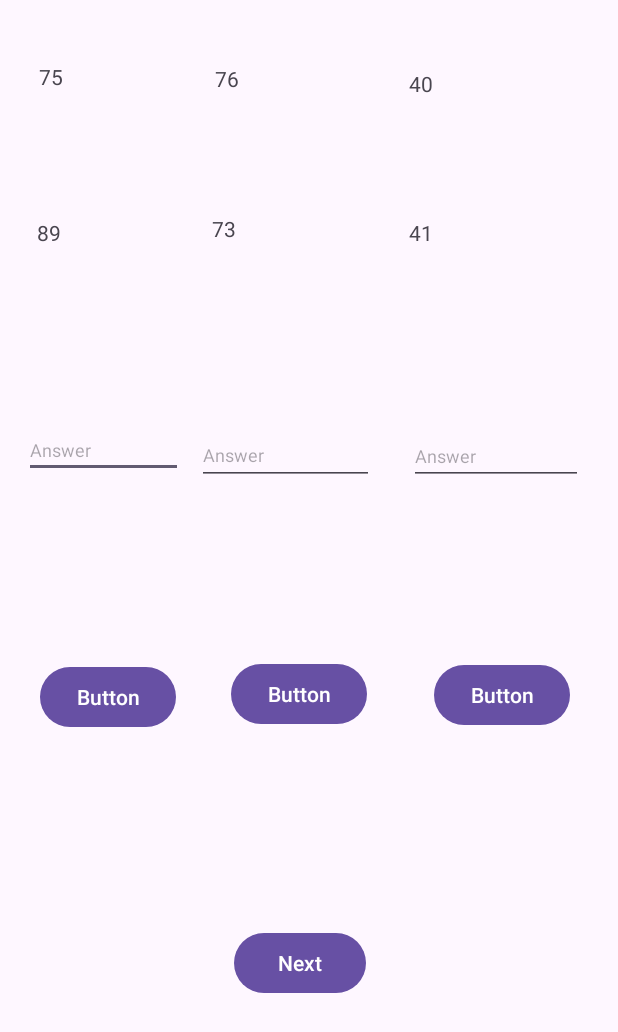
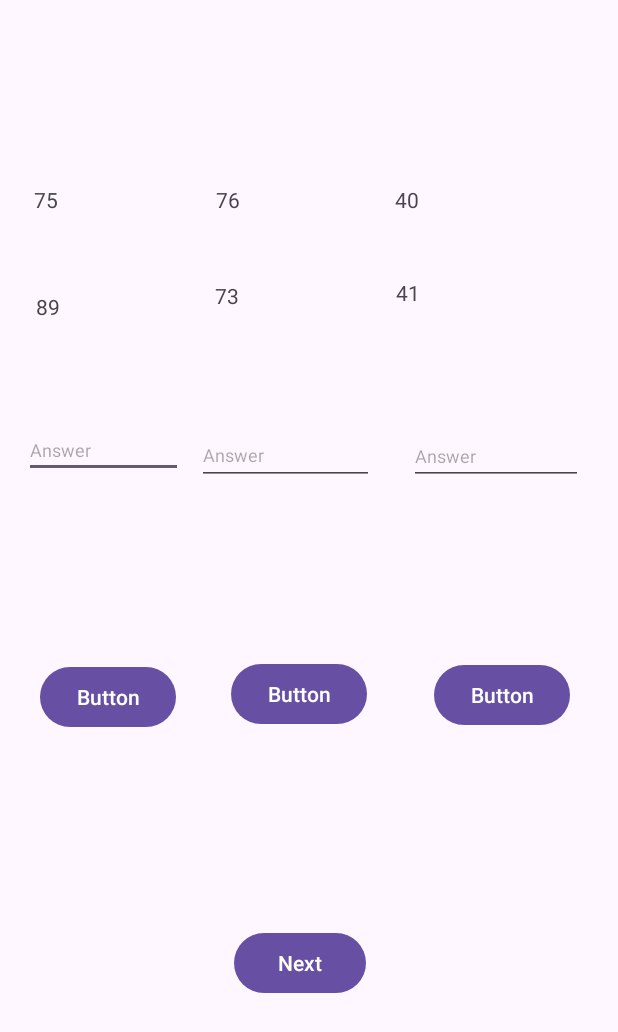
Before and after one commit to Shon40501/ShonAronovNumberGame, an Android app: the screen it shows after launch (MainActivity), on a phone screen of 412 x 824 dp. Shown: the top 1032 px of the screen. Run offline under Robolectric (Android 15) with nearby library versions, the phone set to English and light mode, and no system bars.

Commit message:
finished project #2

```diff
--- a/app/src/main/java/com/example/matanandhaitham/MainActivity.java
+++ b/app/src/main/java/com/example/matanandhaitham/MainActivity.java
@@ -22,6 +22,9 @@ public class MainActivity extends AppCompatActivity {
     private TextView tv4;
     private TextView tv5;
     private TextView tv6;
+    private TextView Answer1;
+    private TextView Answer2;
+    private TextView Answer3;
     private ImageView c1;
     private ImageView c2;
     private ImageView c3;
@@ -52,6 +55,9 @@ public class MainActivity extends AppCompatActivity {
         tv4 = findViewById(R.id.tv4);
         tv5 = findViewById(R.id.tv5);
         tv6 = findViewById(R.id.tv6);
+        Answer1 = findViewById(R.id.Answer1);
+        Answer2 = findViewById(R.id.Answer2);
+        Answer3 = findViewById(R.id.Answer3);
         c1 = findViewById(R.id.correct1);
         c2 = findViewById(R.id.Correct2);
         c3 = findViewById(R.id.Correct3);
@@ -116,10 +122,14 @@ public class MainActivity extends AppCompatActivity {
             c3.setVisibility(View.INVISIBLE);
             Wrong3.setVisibility(View.VISIBLE);
         }
+        score = (correct/3)*100;
+        Toast.makeText(MainActivity.this, (int)correct+"/3, " +(correct/3)*100 + "%", Toast.LENGTH_SHORT).show();
     }
 
     public void Next(View view) {
-        score = (correct/3)*100;
+        Answer1.setText("Answer: " + (ranint1+ranint4));
+        Answer2.setText("Answer: " + (ranint2 + ranint5));
+        Answer3.setText("Answer: " + (ranint3 + ranint6));
         Wrong1.setVisibility(View.INVISIBLE);
         Wrong2.setVisibility(View.INVISIBLE);
         Wrong3.setVisibility(View.INVISIBLE);
@@ -138,12 +148,10 @@ public class MainActivity extends AppCompatActivity {
         tv4.setText("" + ranint4);
         tv5.setText("" + ranint5);
         tv6.setText("" + ranint6);
-        Toast.makeText(MainActivity.this, (int)correct+"/3, " +(correct/3)*100 + "%", Toast.LENGTH_SHORT).show();
         score=0;
         correct=0;
         input1.setText(null);
         input2.setText(null);
         input3.setText(null);
-        //
     }
 }
--- a/app/src/main/res/layout/activity_main.xml
+++ b/app/src/main/res/layout/activity_main.xml
@@ -36,9 +36,9 @@
 
     <ImageView
         android:id="@+id/Correct2"
-        android:visibility="invisible"
         android:layout_width="115dp"
         android:layout_height="69dp"
+        android:visibility="invisible"
         app:layout_constraintBottom_toBottomOf="parent"
         app:layout_constraintEnd_toEndOf="parent"
         app:layout_constraintStart_toStartOf="parent"
@@ -48,9 +48,9 @@
 
     <ImageView
         android:id="@+id/Correct3"
-        android:visibility="invisible"
         android:layout_width="108dp"
         android:layout_height="70dp"
+        android:visibility="invisible"
         app:layout_constraintBottom_toBottomOf="parent"
         app:layout_constraintEnd_toEndOf="parent"
         app:layout_constraintHorizontal_bias="0.924"
@@ -104,9 +104,9 @@
 
     <ImageView
         android:id="@+id/Wrong2"
-        android:visibility="invisible"
         android:layout_width="102dp"
         android:layout_height="72dp"
+        android:visibility="invisible"
         app:layout_constraintBottom_toBottomOf="parent"
         app:layout_constraintEnd_toEndOf="parent"
         app:layout_constraintHorizontal_bias="0.478"
@@ -117,9 +117,9 @@
 
     <ImageView
         android:id="@+id/Wrong3"
-        android:visibility="invisible"
         android:layout_width="102dp"
         android:layout_height="72dp"
+        android:visibility="invisible"
         app:layout_constraintBottom_toBottomOf="parent"
         app:layout_constraintEnd_toEndOf="parent"
         app:layout_constraintHorizontal_bias="0.919"
@@ -142,10 +142,10 @@
 
     <Button
         android:id="@+id/button2"
-        android:onClick="b2"
         android:layout_width="wrap_content"
         android:layout_height="wrap_content"
         android:layout_marginTop="28dp"
+        android:onClick="b2"
         android:text="Button"
         app:layout_constraintEnd_toEndOf="@+id/Correct2"
         app:layout_constraintHorizontal_bias="0.208"
@@ -154,10 +154,10 @@
 
     <Button
         android:id="@+id/button3"
-        android:onClick="b3"
         android:layout_width="wrap_content"
         android:layout_height="wrap_content"
         android:layout_marginTop="32dp"
+        android:onClick="b3"
         android:text="Button"
         app:layout_constraintEnd_toEndOf="@+id/Correct3"
         app:layout_constraintStart_toStartOf="@+id/Correct3"
@@ -165,75 +165,75 @@
 
     <TextView
         android:id="@+id/tv1"
-        android:layout_width="83dp"
-        android:layout_height="69dp"
+        android:layout_width="95dp"
+        android:layout_height="41dp"
         android:text="TextView"
         app:layout_constraintBottom_toBottomOf="parent"
         app:layout_constraintEnd_toEndOf="parent"
-        app:layout_constraintHorizontal_bias="0.079"
+        app:layout_constraintHorizontal_bias="0.072"
         app:layout_constraintStart_toStartOf="parent"
         app:layout_constraintTop_toTopOf="parent"
-        app:layout_constraintVertical_bias="0.055" />
+        app:layout_constraintVertical_bias="0.158" />
 
     <TextView
         android:id="@+id/tv2"
-        android:layout_width="95dp"
-        android:layout_height="72dp"
+        android:layout_width="93dp"
+        android:layout_height="44dp"
         android:text="TextView"
         app:layout_constraintBottom_toBottomOf="parent"
         app:layout_constraintEnd_toEndOf="parent"
-        app:layout_constraintHorizontal_bias="0.453"
+        app:layout_constraintHorizontal_bias="0.452"
         app:layout_constraintStart_toStartOf="parent"
         app:layout_constraintTop_toTopOf="parent"
-        app:layout_constraintVertical_bias="0.057" />
+        app:layout_constraintVertical_bias="0.158" />
 
     <TextView
         android:id="@+id/tv3"
-        android:layout_width="94dp"
-        android:layout_height="69dp"
+        android:layout_width="85dp"
+        android:layout_height="37dp"
         android:text="TextView"
         app:layout_constraintBottom_toBottomOf="parent"
         app:layout_constraintEnd_toEndOf="parent"
-        app:layout_constraintHorizontal_bias="0.858"
+        app:layout_constraintHorizontal_bias="0.806"
         app:layout_constraintStart_toStartOf="parent"
         app:layout_constraintTop_toTopOf="parent"
-        app:layout_constraintVertical_bias="0.061" />
+        app:layout_constraintVertical_bias="0.157" />
 
     <TextView
         android:id="@+id/tv4"
-        android:layout_width="88dp"
-        android:layout_height="71dp"
+        android:layout_width="98dp"
+        android:layout_height="40dp"
         android:text="TextView"
         app:layout_constraintBottom_toBottomOf="parent"
         app:layout_constraintEnd_toEndOf="parent"
-        app:layout_constraintHorizontal_bias="0.077"
+        app:layout_constraintHorizontal_bias="0.076"
         app:layout_constraintStart_toStartOf="parent"
         app:layout_constraintTop_toTopOf="parent"
-        app:layout_constraintVertical_bias="0.193" />
+        app:layout_constraintVertical_bias="0.248" />
 
     <TextView
         android:id="@+id/tv5"
-        android:layout_width="95dp"
-        android:layout_height="75dp"
+        android:layout_width="94dp"
+        android:layout_height="45dp"
         android:text="TextView"
         app:layout_constraintBottom_toBottomOf="parent"
         app:layout_constraintEnd_toEndOf="parent"
-        app:layout_constraintHorizontal_bias="0.447"
+        app:layout_constraintHorizontal_bias="0.451"
         app:layout_constraintStart_toStartOf="parent"
         app:layout_constraintTop_toTopOf="parent"
-        app:layout_constraintVertical_bias="0.191" />
+        app:layout_constraintVertical_bias="0.241" />
 
     <TextView
         android:id="@+id/tv6"
-        android:layout_width="95dp"
-        android:layout_height="74dp"
+        android:layout_width="90dp"
+        android:layout_height="47dp"
         android:text="TextView"
         app:layout_constraintBottom_toBottomOf="parent"
         app:layout_constraintEnd_toEndOf="parent"
-        app:layout_constraintHorizontal_bias="0.86"
+        app:layout_constraintHorizontal_bias="0.819"
         app:layout_constraintStart_toStartOf="parent"
         app:layout_constraintTop_toTopOf="parent"
-        app:layout_constraintVertical_bias="0.194" />
+        app:layout_constraintVertical_bias="0.239" />
 
     <Button
         android:id="@+id/ButtonNext"
@@ -248,4 +248,37 @@
         app:layout_constraintTop_toTopOf="parent"
         app:layout_constraintVertical_bias="0.796" />
 
+    <TextView
+        android:id="@+id/Answer1"
+        android:layout_width="97dp"
+        android:layout_height="34dp"
+        app:layout_constraintBottom_toBottomOf="parent"
+        app:layout_constraintEnd_toEndOf="parent"
+        app:layout_constraintHorizontal_bias="0.076"
+        app:layout_constraintStart_toStartOf="parent"
+        app:layout_constraintTop_toTopOf="parent"
+        app:layout_constraintVertical_bias="0.022" />
+
+    <TextView
+        android:id="@+id/Answer2"
+        android:layout_width="89dp"
+        android:layout_height="34dp"
+        app:layout_constraintBottom_toBottomOf="parent"
+        app:layout_constraintEnd_toEndOf="parent"
+        app:layout_constraintHorizontal_bias="0.45"
+        app:layout_constraintStart_toStartOf="parent"
+        app:layout_constraintTop_toTopOf="parent"
+        app:layout_constraintVertical_bias="0.022" />
+
+    <TextView
+        android:id="@+id/Answer3"
+        android:layout_width="91dp"
+        android:layout_height="31dp"
+        app:layout_constraintBottom_toBottomOf="parent"
+        app:layout_constraintEnd_toEndOf="parent"
+        app:layout_constraintHorizontal_bias="0.818"
+        app:layout_constraintStart_toStartOf="parent"
+        app:layout_constraintTop_toTopOf="parent"
+        app:layout_constraintVertical_bias="0.022" />
+
 </androidx.constraintlayout.widget.ConstraintLayout>
```
